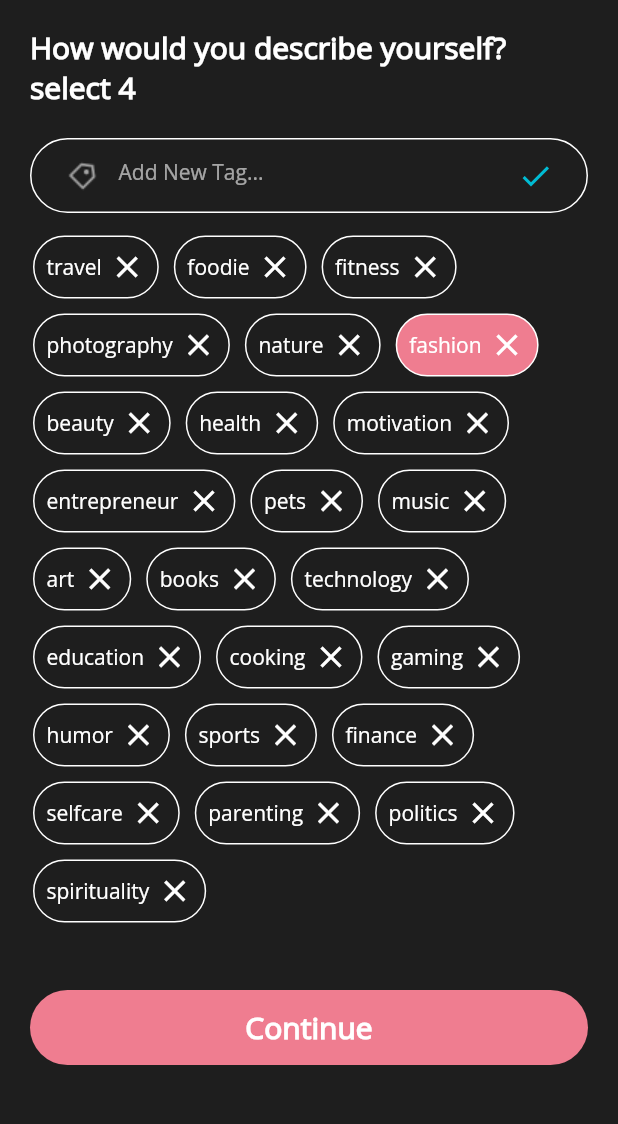
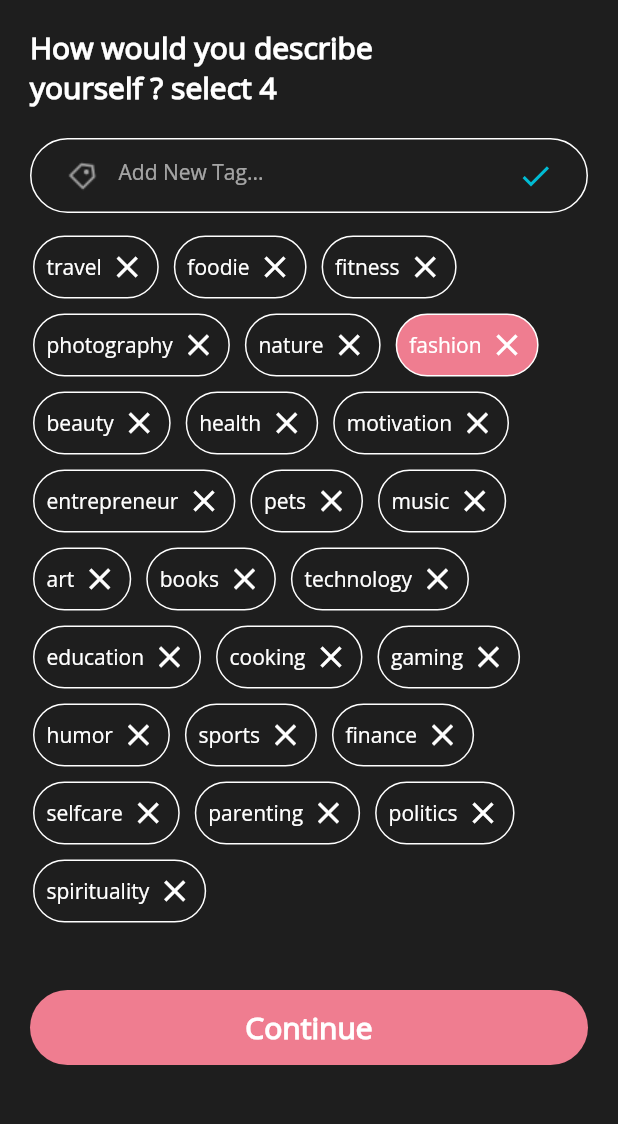
Before and after one commit to virendrashilpkar/astro_santhil_app, a Flutter app: the Intrests screen opened by its route, after a tap on "fashion", on a phone screen of 412 x 824 dp, the part 66-1190 px from its top. Run offline on Flutter 3.47's test engine with Material 2 defaults, Android fonts, the phone set to English and light mode, and no system bars; our stand-ins replace connectivity_plus, fluttertoast, image_picker, permission_handler, shared_preferences, swipe_cards; accounts and stored records are empty.

Commit message:
commit by veer

```diff
--- a/lib/view/ChooseReg/ChooseReg.dart
+++ b/lib/view/ChooseReg/ChooseReg.dart
@@ -1,4 +1,3 @@
-import 'dart:ffi';
 import 'dart:io';
 import 'package:flutter/material.dart';
 import 'package:shadiapp/CommonMethod/CommonColors.dart';
@@ -76,7 +75,7 @@ class _MyHomePageState extends State<ChooseReg> {
                 Container(
                   margin: const EdgeInsets.symmetric(horizontal: 35),
                   child: Text(
-                    'By clicking "Login", you agree to our terms. Find out how we handle your data in our',
+                    'Before you login please read our privacy policy\nand find out how we handle your data.\nBy logging in you agree to our terms.',
                     style: TextStyle(
                         color: Colors.white,
                         fontSize: 13,
--- a/lib/view/accountrecover/AccountRecover.dart
+++ b/lib/view/accountrecover/AccountRecover.dart
@@ -1,4 +1,3 @@
-import 'dart:ffi';
 import 'dart:io';
 import 'package:flutter/material.dart';
 import 'package:shadiapp/CommonMethod/CommonColors.dart';
--- a/lib/view/addphotos/AddPhotos.dart
+++ b/lib/view/addphotos/AddPhotos.dart
@@ -1,4 +1,3 @@
-import 'dart:ffi';
 import 'dart:io';
 import 'package:flutter/material.dart';
 import 'package:shadiapp/CommonMethod/CommonColors.dart';
--- a/lib/view/countrycity/CountryCity.dart
+++ b/lib/view/countrycity/CountryCity.dart
@@ -1,4 +1,3 @@
-import 'dart:ffi';
 import 'dart:io';
 import 'package:flutter/material.dart';
 import 'package:shadiapp/CommonMethod/CommonColors.dart';
--- a/lib/view/enablelocation/EnableLocation.dart
+++ b/lib/view/enablelocation/EnableLocation.dart
@@ -1,4 +1,3 @@
-import 'dart:ffi';
 import 'dart:io';
 import 'package:flutter/material.dart';
 import 'package:fluttertoast/fluttertoast.dart';
--- a/lib/view/heightweight/HeightWeight.dart
+++ b/lib/view/heightweight/HeightWeight.dart
@@ -1,4 +1,3 @@
-import 'dart:ffi';
 import 'dart:io';
 import 'package:flutter/material.dart';
 import 'package:shadiapp/CommonMethod/CommonColors.dart';
--- a/lib/view/home/Home.dart
+++ b/lib/view/home/Home.dart
@@ -1,4 +1,3 @@
-import 'dart:ffi';
 import 'dart:io';
 import 'package:flutter/material.dart';
 import 'package:shadiapp/CommonMethod/CommonColors.dart';
--- a/lib/view/home/fragment/chats/Chat.dart
+++ b/lib/view/home/fragment/chats/Chat.dart
@@ -6,7 +6,6 @@ class Chat extends StatefulWidget {
   @override
   State<Chat> createState() => _ChatState();
 }
-
 class _ChatState extends State <Chat> {
   var images = [
     "https://w0.peakpx.com/wallpaper/564/224/HD-wallpaper-beautiful-girl-bengali-eyes-holi-indian.jpg",
--- a/lib/view/home/fragment/homesearch/HomeSearch.dart
+++ b/lib/view/home/fragment/homesearch/HomeSearch.dart
@@ -1,5 +1,4 @@
 import 'dart:convert';
-import 'dart:ffi';
 import 'dart:io';
 import 'package:flutter/material.dart';
 import 'package:shadiapp/CommonMethod/CommonColors.dart';
--- a/lib/view/home/fragment/match/MatchPro.dart
+++ b/lib/view/home/fragment/match/MatchPro.dart
@@ -1,5 +1,4 @@
 import 'dart:convert';
-import 'dart:ffi';
 import 'dart:io';
 import 'package:flutter/material.dart';
 import 'package:shadiapp/CommonMethod/CommonColors.dart';
--- a/lib/view/home/fragment/profile/EditProfile.dart
+++ b/lib/view/home/fragment/profile/EditProfile.dart
@@ -1,4 +1,3 @@
-import 'dart:ffi';
 import 'dart:io';
 import 'package:flutter/cupertino.dart';
 import 'package:flutter/material.dart';
--- a/lib/view/home/fragment/profile/Profile.dart
+++ b/lib/view/home/fragment/profile/Profile.dart
@@ -1,5 +1,4 @@
 import 'dart:convert';
-import 'dart:ffi';
 import 'dart:io';
 import 'package:flutter/material.dart';
 import 'package:shadiapp/CommonMethod/CommonColors.dart';
--- a/lib/view/intrests/Intrests.dart
+++ b/lib/view/intrests/Intrests.dart
@@ -1,4 +1,3 @@
-import 'dart:ffi';
 import 'dart:io';
 import 'package:flutter/material.dart';
 import 'package:shadiapp/CommonMethod/CommonColors.dart';
@@ -107,7 +106,7 @@ class _MyHomePageState extends State<Intrests> {
                 alignment: Alignment.centerLeft,
                 margin: const EdgeInsets.only(left: 20,right: 55),
                 child: Text(
-                  'How would you describe yourself? select 4',
+                  'How would you describe\nyourself ? select 4',
                   style: TextStyle(
                     color: Colors.white,
                     fontSize: 20,
@@ -150,6 +149,7 @@ class _MyHomePageState extends State<Intrests> {
                     )
                   ),
                   style: new TextStyle(color: Colors.white,fontSize: 14),
+                  textAlign: TextAlign.left,
                   validator: (value) {
                     if (value!.isEmpty) {
                       return 'Please enter your Tag';
--- a/lib/view/lookingfor/LookingFor.dart
+++ b/lib/view/lookingfor/LookingFor.dart
@@ -1,4 +1,3 @@
-import 'dart:ffi';
 import 'dart:io';
 import 'package:flutter/material.dart';
 import 'package:shadiapp/CommonMethod/CommonColors.dart';
--- a/lib/view/namedob/NameDOB.dart
+++ b/lib/view/namedob/NameDOB.dart
@@ -1,4 +1,3 @@
-import 'dart:ffi';
 import 'dart:io';
 import 'package:flutter/material.dart';
 import 'package:shadiapp/CommonMethod/CommonColors.dart';
--- a/lib/view/otpverify/OTPVerify.dart
+++ b/lib/view/otpverify/OTPVerify.dart
@@ -72,7 +72,7 @@ class _MyHomePageState extends State<OTPVerify> {
             Container(
               // height: 50,
               margin: const EdgeInsets.symmetric(horizontal: 20),
-              padding: const EdgeInsets.symmetric(horizontal: 20),
+              // padding: const EdgeInsets.symmetric(horizontal: 20),
               // decoration: BoxDecoration(
               // color: Colors.white,
               // borderRadius:
@@ -81,8 +81,8 @@ class _MyHomePageState extends State<OTPVerify> {
               child: Stack(
                 children: <Widget>[
                   Row(
-                    mainAxisAlignment: MainAxisAlignment.center,
-                    crossAxisAlignment: CrossAxisAlignment.center,
+                    mainAxisAlignment: MainAxisAlignment.start,
+                    crossAxisAlignment: CrossAxisAlignment.start,
                     children: <Widget>[
                       Expanded(
                         flex: 3,
--- a/lib/view/problemauth/ProblemAuth.dart
+++ b/lib/view/problemauth/ProblemAuth.dart
@@ -1,4 +1,3 @@
-import 'dart:ffi';
 import 'dart:io';
 import 'package:flutter/material.dart';
 import 'package:shadiapp/CommonMethod/CommonColors.dart';
--- a/lib/view/setting/Settings.dart
+++ b/lib/view/setting/Settings.dart
@@ -1,4 +1,3 @@
-import 'dart:ffi';
 import 'dart:io';
 import 'package:flutter/cupertino.dart';
 import 'package:flutter/material.dart';
```
Also changed, not shown: assets/add_photos.png, 3 other files.
